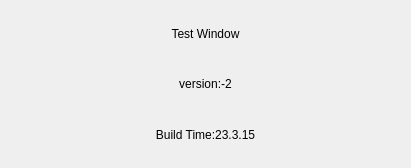
Old version of the form about.ui in the repository kechuan/HTTP-QT.
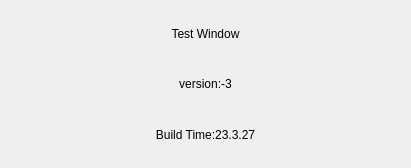
New version of the form.

The edit to the form file:
```diff
--- a/about.ui
+++ b/about.ui
@@ -36,7 +36,7 @@
      <item>
       <widget class="QLabel" name="AboutVersion">
        <property name="text">
-        <string>version:-2</string>
+        <string>version:-3</string>
        </property>
        <property name="alignment">
         <set>Qt::AlignCenter</set>
@@ -50,7 +50,7 @@
      <item>
       <widget class="QLabel" name="AboutTime">
        <property name="text">
-        <string>Build Time:23.3.15</string>
+        <string>Build Time:23.3.27</string>
        </property>
        <property name="alignment">
         <set>Qt::AlignCenter</set>
```
